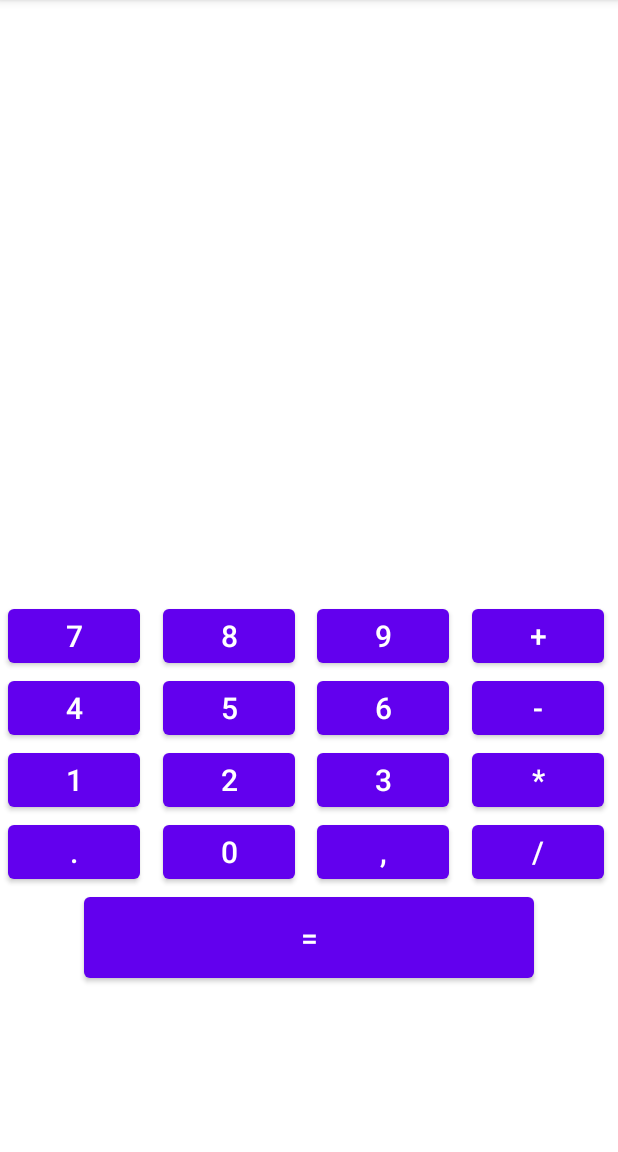
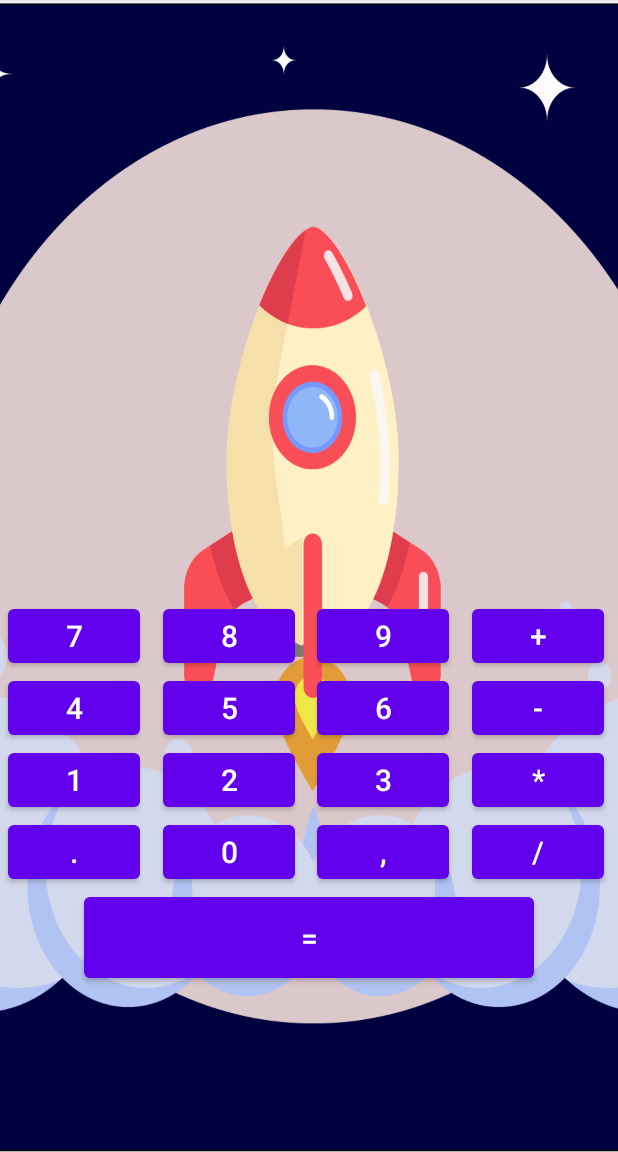
Before and after one commit to MatUHub/HomeWorkTwo, an Android app: the screen it shows after launch (MainActivity), on a phone screen of 412 x 824 dp, the part 84-1236 px from its top. Run offline under Robolectric (Android 15) with nearby library versions, the phone set to English and light mode, and no system bars.

Commit message:
3 часть домашнего задания.
Добавлен фоновый рисунок для экрана калькулятора.

```diff
--- a/app/src/main/res/layout/activity_main.xml
+++ b/app/src/main/res/layout/activity_main.xml
@@ -4,7 +4,9 @@
     xmlns:tools="http://schemas.android.com/tools"
     android:layout_width="match_parent"
     android:layout_height="match_parent"
-    tools:context=".MainActivity">
+    tools:context=".MainActivity"
+    android:background="@drawable/rocket"
+    >
 
 
     <Button
```
Also changed, not shown: app/src/main/res/drawable-v24/rocket.png (added).
